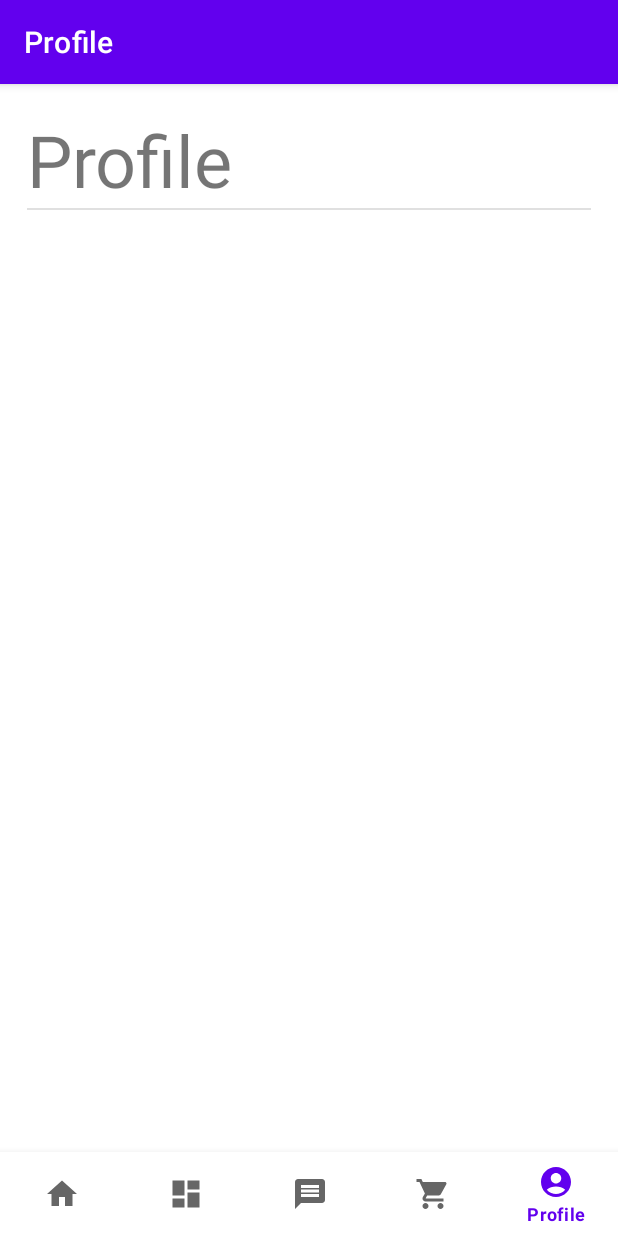
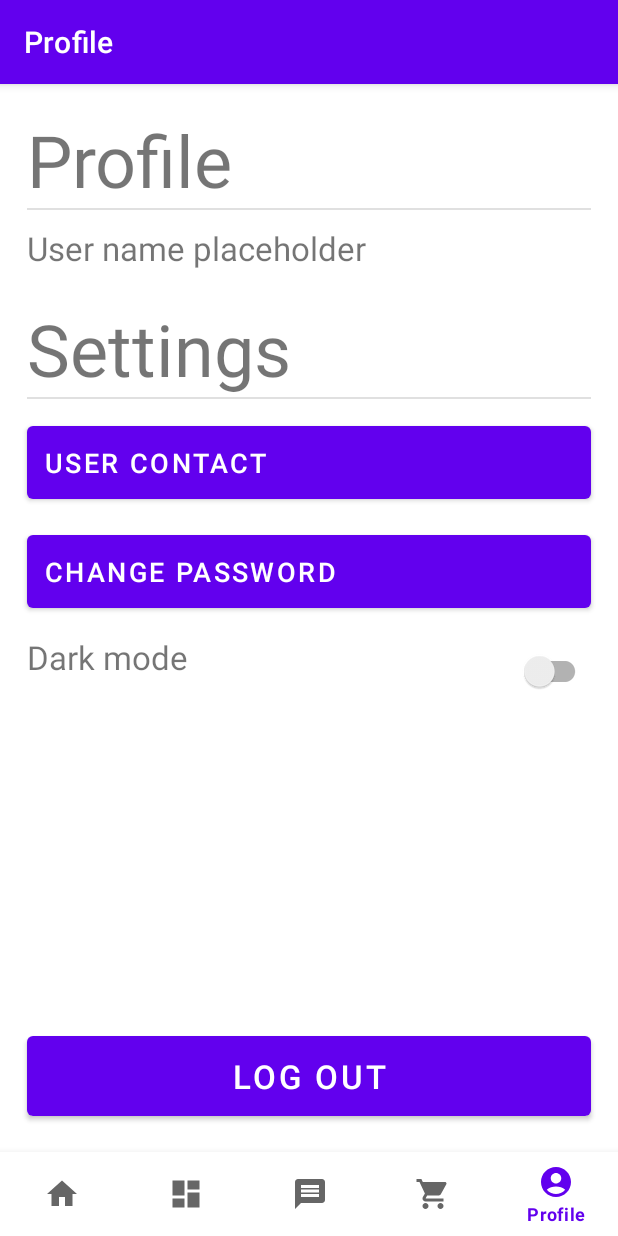
Before and after one commit to ChloeL01/CP3407---Assignment, an Android app: the ProfileFragment screen opened through its navigation route, on a phone screen of 412 x 824 dp. Run offline under Robolectric (Android 15) with nearby library versions, the phone set to English and light mode, and no system bars; our stand-ins replace data binding, navigation-ui.

Commit message:
Completed simple ui for profile page

```diff
--- a/CP3407Assignment/app/src/main/res/layout/fragment_profile.xml
+++ b/CP3407Assignment/app/src/main/res/layout/fragment_profile.xml
@@ -1,25 +1,23 @@
 <?xml version="1.0" encoding="utf-8"?>
 <layout xmlns:android="http://schemas.android.com/apk/res/android"
-    xmlns:tools="http://schemas.android.com/tools"
     xmlns:app="http://schemas.android.com/apk/res-auto">
 
     <data>
 
     </data>
 
-<!--    Profile title-->
     <androidx.constraintlayout.widget.ConstraintLayout
         android:id="@+id/profile_linear"
-        android:layout_width="wrap_content"
-        android:layout_height="wrap_content">
+        android:layout_width="match_parent"
+        android:layout_height="match_parent">
 
         <TextView
             android:id="@+id/profile_title"
             android:layout_width="wrap_content"
             android:layout_height="wrap_content"
-            android:text="@string/profile_title"
             android:layout_marginStart="18dp"
             android:layout_marginTop="18dp"
+            android:text="@string/profile"
             android:textSize="48sp"
             app:layout_constraintStart_toStartOf="parent"
             app:layout_constraintTop_toTopOf="parent" />
@@ -28,19 +26,101 @@
             android:id="@+id/profile_divider"
             android:layout_width="match_parent"
             android:layout_height="wrap_content"
+            app:dividerInsetEnd="18dp"
             app:dividerInsetStart="18dp"
-            app:dividerInsetEnd="18dp"
-            app:layout_constraintTop_toBottomOf="@id/profile_title"
-            app:layout_constraintStart_toStartOf="parent"/>
-    </androidx.constraintlayout.widget.ConstraintLayout>
+            app:layout_constraintStart_toStartOf="parent"
+            app:layout_constraintTop_toBottomOf="@id/profile_title" />
 
         <!--    User name place holder-->
+        <TextView
+            android:id="@+id/user_name"
+            android:layout_width="wrap_content"
+            android:layout_height="wrap_content"
+            android:layout_marginStart="18dp"
+            android:layout_marginTop="12dp"
+            android:text="@string/user_name"
+            android:textSize="22sp"
+            app:layout_constraintStart_toStartOf="parent"
+            app:layout_constraintTop_toBottomOf="@+id/profile_title" />
 
-<!--    Settings title-->
-<!--    User contact button-->
-<!--    Change password button-->
-<!--    Dark mode toggle button-->
+        <TextView
+            android:id="@+id/settings_title"
+            android:layout_width="wrap_content"
+            android:layout_height="wrap_content"
+            android:layout_marginStart="18dp"
+            android:layout_marginTop="20dp"
+            android:text="@string/settings"
+            android:textSize="48sp"
+            app:layout_constraintStart_toStartOf="parent"
+            app:layout_constraintTop_toBottomOf="@+id/user_name" />
 
+        <com.google.android.material.divider.MaterialDivider
+            android:id="@+id/settings_divider"
+            android:layout_width="match_parent"
+            android:layout_height="wrap_content"
+            app:dividerInsetEnd="18dp"
+            app:dividerInsetStart="18dp"
+            app:layout_constraintStart_toStartOf="parent"
+            app:layout_constraintTop_toBottomOf="@id/settings_title" />
+
+        <Button
+            android:id="@+id/contact_btn"
+            android:layout_width="match_parent"
+            android:layout_height="wrap_content"
+            android:layout_marginStart="18dp"
+            android:layout_marginTop="12dp"
+            android:layout_marginEnd="18dp"
+            android:gravity="start"
+            android:padding="12dp"
+            android:text="@string/user_contact"
+            android:textSize="18sp"
+            app:layout_constraintTop_toBottomOf="@id/settings_divider" />
+
+        <Button
+            android:id="@+id/change_password_btn"
+            android:layout_width="match_parent"
+            android:layout_height="wrap_content"
+            android:layout_marginStart="18dp"
+            android:layout_marginTop="12dp"
+            android:layout_marginEnd="18dp"
+            android:gravity="start"
+            android:padding="12dp"
+            android:text="@string/change_password"
+            android:textSize="18sp"
+            app:layout_constraintTop_toBottomOf="@id/contact_btn" />
+
+        <Button
+            android:id="@+id/logout_btn"
+            android:layout_width="match_parent"
+            android:layout_height="wrap_content"
+            android:layout_marginStart="18dp"
+            android:layout_marginEnd="18dp"
+            android:layout_marginBottom="18dp"
+            android:padding="12dp"
+            android:text="@string/log_out"
+            android:textSize="22sp"
+            app:layout_constraintBottom_toBottomOf="parent" />
+
+        <TextView
+            android:id="@+id/dark_mode_title"
+            android:layout_width="wrap_content"
+            android:layout_height="wrap_content"
+            android:layout_marginStart="18dp"
+            android:layout_marginTop="12dp"
+            android:text="@string/dark_mode"
+            android:textSize="22sp"
+            app:layout_constraintStart_toStartOf="parent"
+            app:layout_constraintTop_toBottomOf="@+id/change_password_btn" />
+
+        <androidx.appcompat.widget.SwitchCompat
+            android:layout_width="wrap_content"
+            android:layout_height="wrap_content"
+            app:layout_constraintEnd_toEndOf="parent"
+            android:layout_marginEnd="18dp"
+            app:layout_constraintTop_toTopOf="@+id/dark_mode_title" />
+
+
+    </androidx.constraintlayout.widget.ConstraintLayout>
 
     <!--    <FrameLayout-->
     <!--        android:layout_width="match_parent"-->
--- a/CP3407Assignment/app/src/main/res/values/strings.xml
+++ b/CP3407Assignment/app/src/main/res/values/strings.xml
@@ -50,5 +50,10 @@
     <string name="invalid_username">Not a valid username</string>
     <string name="invalid_password">Password must be >5 characters</string>
     <string name="login_failed">"Login failed"</string>
-    <string name="profile_title">Profile</string>
+    <string name="user_name">User name placeholder</string>
+    <string name="settings">Settings</string>
+    <string name="user_contact">User contact</string>
+    <string name="change_password">Change password</string>
+    <string name="log_out">Log out</string>
+    <string name="dark_mode">Dark mode</string>
 </resources>
--- a/CP3407Assignment/app/src/main/res/values/themes.xml
+++ b/CP3407Assignment/app/src/main/res/values/themes.xml
@@ -10,7 +10,8 @@
         <item name="colorSecondaryVariant">@color/teal_700</item>
         <item name="colorOnSecondary">@color/black</item>
         <!-- Status bar color. -->
-        <item name="android:statusBarColor" tools:targetApi="21">?attr/colorPrimaryVariant</item>
+        <item name="android:statusBarColor" >?attr/colorPrimaryVariant</item>
         <!-- Customize your theme here. -->
+
     </style>
 </resources>
```
Lines whose indentation alone changed are shown as unchanged.
